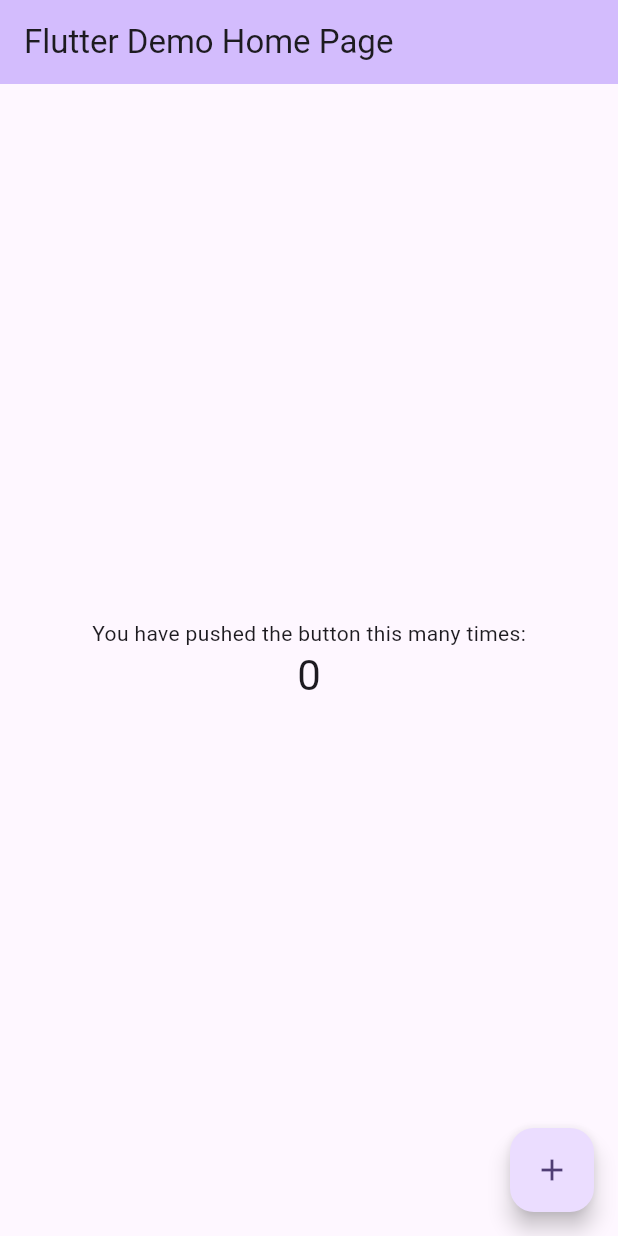
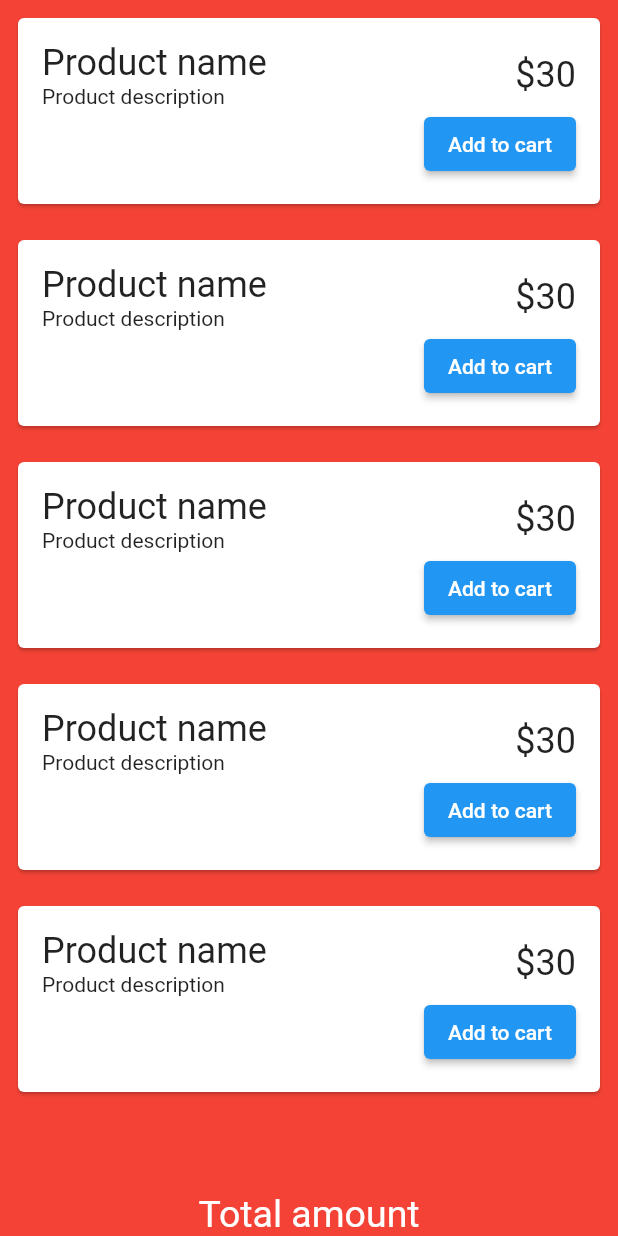
Before and after one commit to Jeonkukil/GetxAddtoApp, a Flutter app: the screen it shows after launch, on a phone screen of 412 x 824 dp. Run offline on Flutter 3.47's test engine with Material 2 defaults, Android fonts, the phone set to English and light mode, and no system bars.

Commit message:
기본View 완성

```diff
--- a/lib/main.dart
+++ b/lib/main.dart
@@ -1,125 +1,21 @@
+import 'package:addto/view/shopping_page.dart';
 import 'package:flutter/material.dart';
 
 void main() {
-  runApp(const MyApp());
+  runApp(MyApp());
 }
 
 class MyApp extends StatelessWidget {
-  const MyApp({super.key});
+  const MyApp({Key? key}) : super(key: key);
 
-  // This widget is the root of your application.
   @override
   Widget build(BuildContext context) {
     return MaterialApp(
       title: 'Flutter Demo',
       theme: ThemeData(
-        // This is the theme of your application.
-        //
-        // TRY THIS: Try running your application with "flutter run". You'll see
-        // the application has a blue toolbar. Then, without quitting the app,
-        // try changing the seedColor in the colorScheme below to Colors.green
-        // and then invoke "hot reload" (save your changes or press the "hot
-        // reload" button in a Flutter-supported IDE, or press "r" if you used
-        // the command line to start the app).
-        //
-        // Notice that the counter didn't reset back to zero; the application
-        // state is not lost during the reload. To reset the state, use hot
-        // restart instead.
-        //
-        // This works for code too, not just values: Most code changes can be
-        // tested with just a hot reload.
-        colorScheme: ColorScheme.fromSeed(seedColor: Colors.deepPurple),
-        useMaterial3: true,
+        primarySwatch: Colors.blue,
       ),
-      home: const MyHomePage(title: 'Flutter Demo Home Page'),
+      home: const ShoppingPage(),
     );
   }
 }
-
-class MyHomePage extends StatefulWidget {
-  const MyHomePage({super.key, required this.title});
-
-  // This widget is the home page of your application. It is stateful, meaning
-  // that it has a State object (defined below) that contains fields that affect
-  // how it looks.
-
-  // This class is the configuration for the state. It holds the values (in this
-  // case the title) provided by the parent (in this case the App widget) and
-  // used by the build method of the State. Fields in a Widget subclass are
-  // always marked "final".
-
-  final String title;
-
-  @override
-  State<MyHomePage> createState() => _MyHomePageState();
-}
-
-class _MyHomePageState extends State<MyHomePage> {
-  int _counter = 0;
-
-  void _incrementCounter() {
-    setState(() {
-      // This call to setState tells the Flutter framework that something has
-      // changed in this State, which causes it to rerun the build method below
-      // so that the display can reflect the updated values. If we changed
-      // _counter without calling setState(), then the build method would not be
-      // called again, and so nothing would appear to happen.
-      _counter++;
-    });
-  }
-
-  @override
-  Widget build(BuildContext context) {
-    // This method is rerun every time setState is called, for instance as done
-    // by the _incrementCounter method above.
-    //
-    // The Flutter framework has been optimized to make rerunning build methods
-    // fast, so that you can just rebuild anything that needs updating rather
-    // than having to individually change instances of widgets.
-    return Scaffold(
-      appBar: AppBar(
-        // TRY THIS: Try changing the color here to a specific color (to
-        // Colors.amber, perhaps?) and trigger a hot reload to see the AppBar
-        // change color while the other colors stay the same.
-        backgroundColor: Theme.of(context).colorScheme.inversePrimary,
-        // Here we take the value from the MyHomePage object that was created by
-        // the App.build method, and use it to set our appbar title.
-        title: Text(widget.title),
-      ),
-      body: Center(
-        // Center is a layout widget. It takes a single child and positions it
-        // in the middle of the parent.
-        child: Column(
-          // Column is also a layout widget. It takes a list of children and
-          // arranges them vertically. By default, it sizes itself to fit its
-          // children horizontally, and tries to be as tall as its parent.
-          //
-          // Column has various properties to control how it sizes itself and
-          // how it positions its children. Here we use mainAxisAlignment to
-          // center the children vertically; the main axis here is the vertical
-          // axis because Columns are vertical (the cross axis would be
-          // horizontal).
-          //
-          // TRY THIS: Invoke "debug painting" (choose the "Toggle Debug Paint"
-          // action in the IDE, or press "p" in the console), to see the
-          // wireframe for each widget.
-          mainAxisAlignment: MainAxisAlignment.center,
-          children: <Widget>[
-            const Text(
-              'You have pushed the button this many times:',
-            ),
-            Text(
-              '$_counter',
-              style: Theme.of(context).textTheme.headlineMedium,
-            ),
-          ],
-        ),
-      ),
-      floatingActionButton: FloatingActionButton(
-        onPressed: _incrementCounter,
-        tooltip: 'Increment',
-        child: const Icon(Icons.add),
-      ), // This trailing comma makes auto-formatting nicer for build methods.
-    );
-  }
-}
--- /dev/null
+++ b/lib/model/product.dart
@@ -0,0 +1,15 @@
+// Model이 어떤 속성을 가지게 될 지 정해줘야함
+
+class Product {
+  final int id;
+  final String productName;
+  final String productDescription;
+  final double price;
+
+  Product({
+    required this.id,
+    required this.productName,
+    required this.productDescription,
+    required this.price,
+});
+}
--- /dev/null
+++ b/lib/view/shopping_page.dart
@@ -0,0 +1,60 @@
+import 'package:flutter/material.dart';
+
+class ShoppingPage extends StatelessWidget {
+  const ShoppingPage({Key? key}) : super(key: key);
+
+  @override
+  Widget build(BuildContext context) {
+    return Scaffold(
+      backgroundColor: Colors.red,
+      body: Column(
+        children: [
+          Expanded(
+            child: ListView.builder(
+              itemCount: 5,
+              itemBuilder: (context, index) {
+                return Card(
+                  margin: EdgeInsets.all(12),
+                  child: Padding(
+                    padding: EdgeInsets.all(16),
+                    child: Column(
+                      crossAxisAlignment: CrossAxisAlignment.end,
+                      children: [
+                        Row(
+                          mainAxisAlignment: MainAxisAlignment.spaceBetween,
+                          children: [
+                            Column(
+                              crossAxisAlignment: CrossAxisAlignment.start,
+                              children: [
+                                Text(
+                                  "Product name",
+                                  style: TextStyle(fontSize: 24),
+                                ),
+                                Text('Product description'),
+                              ],
+                            ),
+                            Text(
+                              "\$30",
+                              style: TextStyle(fontSize: 24),
+                            ),
+                          ],
+                        ),
+                        ElevatedButton(
+                            onPressed: () {}, child: Text('Add to cart'))
+                      ],
+                    ),
+                  ),
+                );
+              },
+            ),
+          ),
+          SizedBox(height: 30),
+          Text(
+            'Total amount',
+            style: TextStyle(fontSize: 25, color: Colors.white),
+          ),
+        ],
+      ),
+    );
+  }
+}
--- a/pubspec.yaml
+++ b/pubspec.yaml
@@ -35,6 +35,7 @@ dependencies:
   # The following adds the Cupertino Icons font to your application.
   # Use with the CupertinoIcons class for iOS style icons.
   cupertino_icons: ^1.0.2
+  get:
 
 dev_dependencies:
   flutter_test:
```
Also changed, not shown: pubspec.lock.
